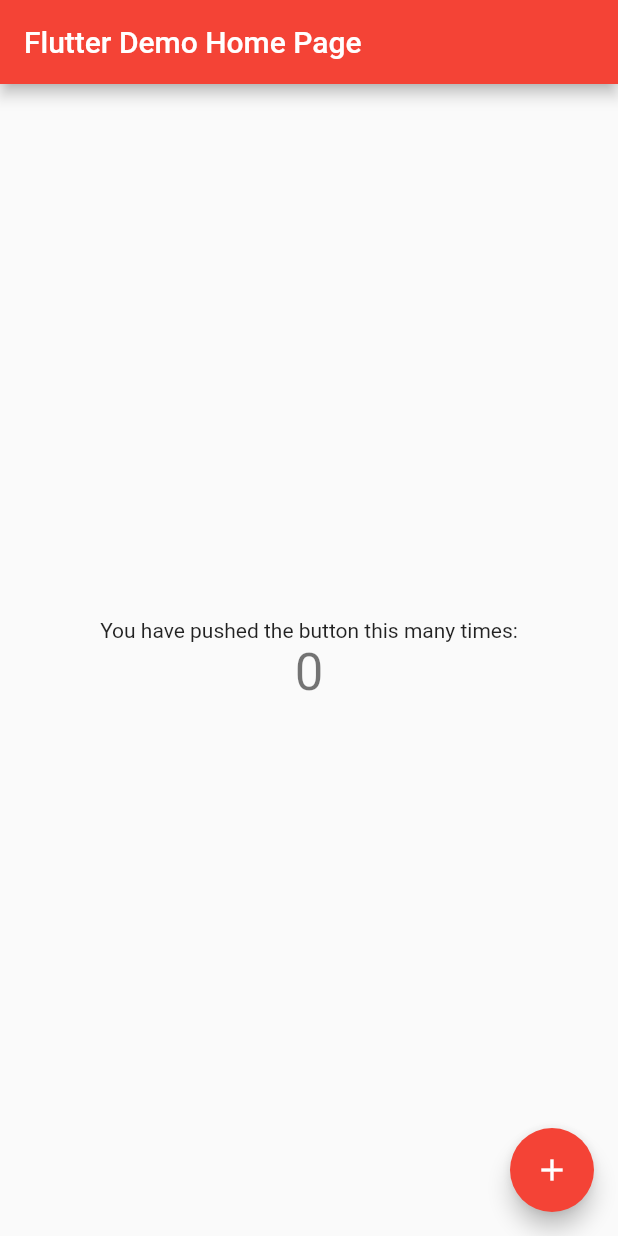
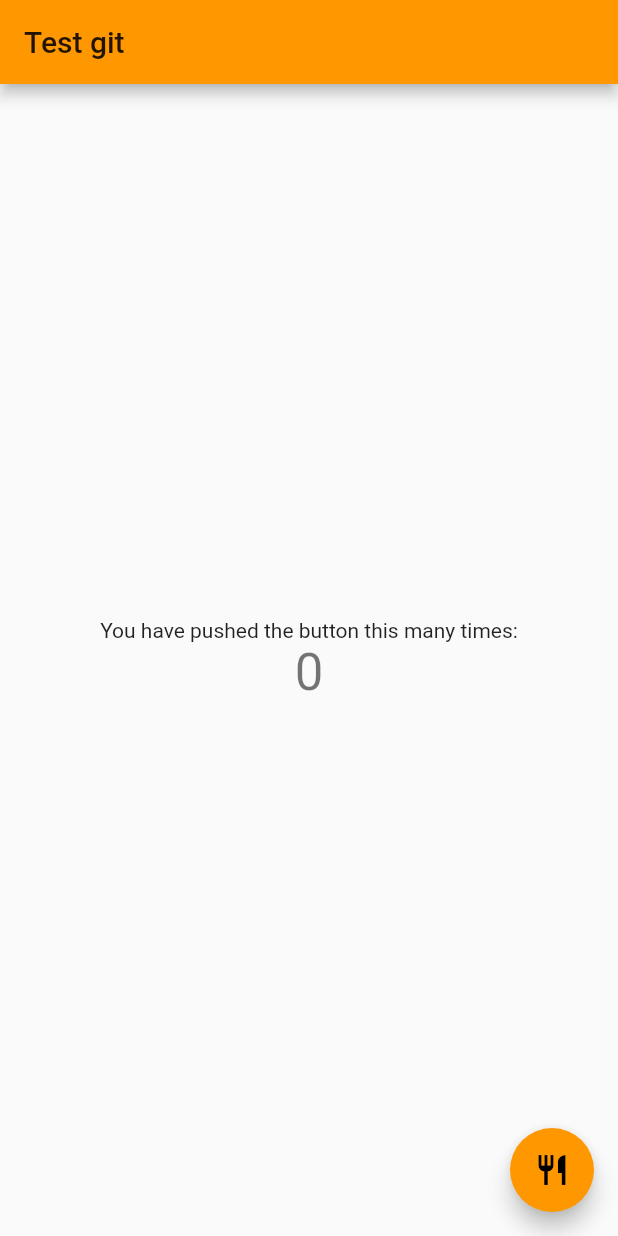
Before and after one commit to Qaasimov/flutter, a Flutter app: the screen it shows after launch, on a phone screen of 412 x 824 dp. Run offline on Flutter 3.47's test engine with Material 2 defaults, Android fonts, the phone set to English and light mode, and no system bars.

Commit message:
1.1.0 verison

```diff
--- a/test_git/lib/main.dart
+++ b/test_git/lib/main.dart
@@ -20,13 +20,13 @@ class MyApp extends StatelessWidget {
         // or simply save your changes to "hot reload" in a Flutter IDE).
         // Notice that the counter didn't reset back to zero; the application
         // is not restarted.
-        primarySwatch: Colors.red,
+        primarySwatch: Colors.orange,
         // This makes the visual density adapt to the platform that you run
         // the app on. For desktop platforms, the controls will be smaller and
         // closer together (more dense) than on mobile platforms.
         visualDensity: VisualDensity.adaptivePlatformDensity,
       ),
-      home: MyHomePage(title: 'Flutter Demo Home Page'),
+      home: MyHomePage(title: 'Test git'),
     );
   }
 }
@@ -110,7 +110,7 @@ class _MyHomePageState extends State<MyHomePage> {
       floatingActionButton: FloatingActionButton(
         onPressed: _incrementCounter,
         tooltip: 'Increment',
-        child: Icon(Icons.add),
+        child: Icon(Icons.restaurant),
       ), // This trailing comma makes auto-formatting nicer for build methods.
     );
   }
```
